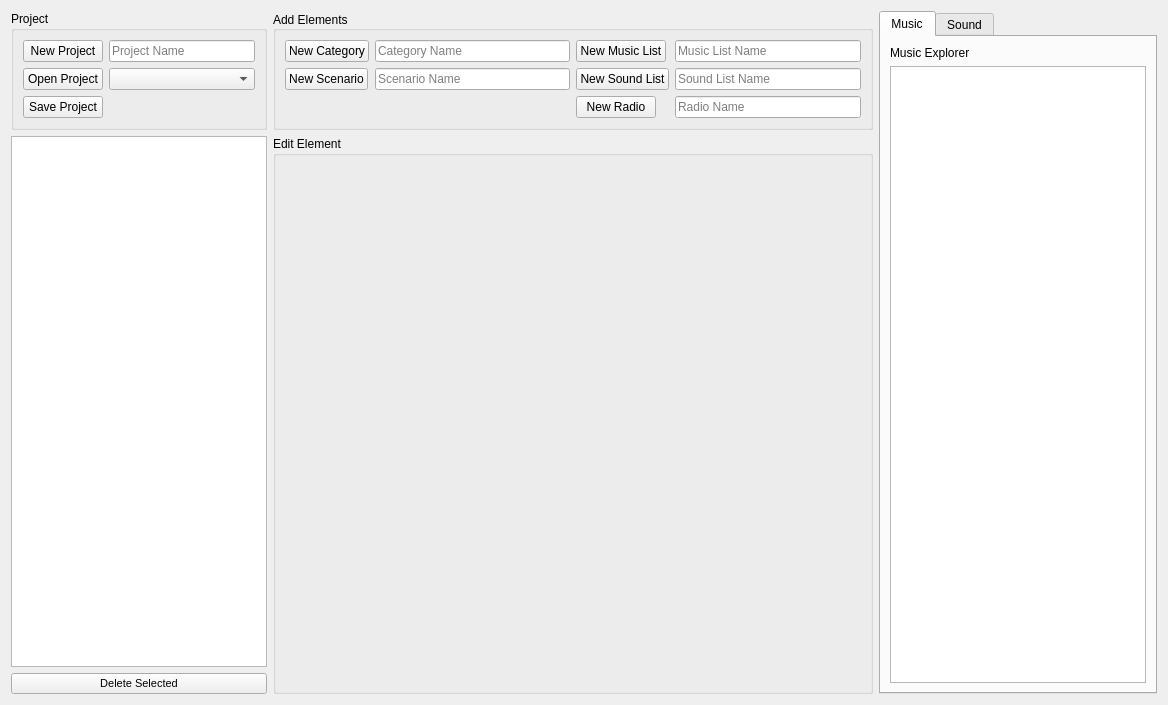
PhilInTheGaps/GM-Companion, file editors/audioeditor.ui: the form before one commit.
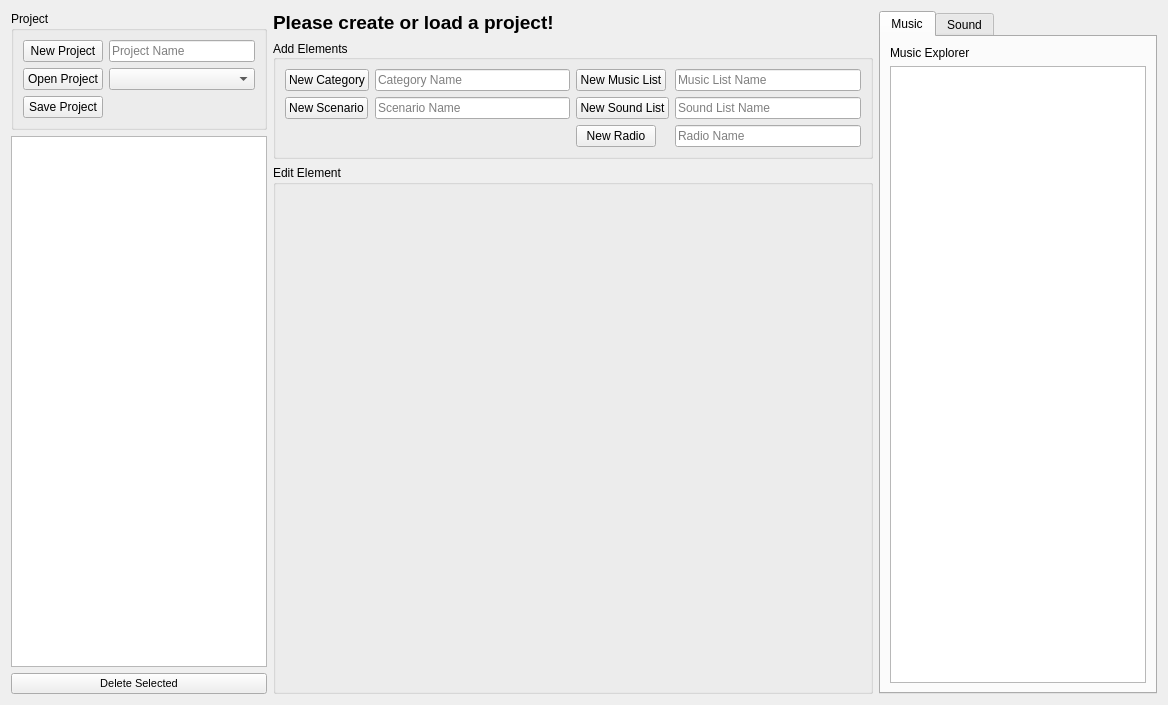
The form after the commit.

```diff
--- a/editors/audioeditor.ui
+++ b/editors/audioeditor.ui
@@ -155,6 +155,32 @@
    </item>
    <item>
     <layout class="QVBoxLayout" name="verticalLayout_5">
+     <item>
+      <widget class="QLabel" name="label_pleaseCreateOrLoadAProject">
+       <property name="sizePolicy">
+        <sizepolicy hsizetype="Preferred" vsizetype="Maximum">
+         <horstretch>0</horstretch>
+         <verstretch>0</verstretch>
+        </sizepolicy>
+       </property>
+       <property name="font">
+        <font>
+         <pointsize>14</pointsize>
+         <weight>75</weight>
+         <italic>false</italic>
+         <bold>true</bold>
+         <underline>false</underline>
+         <strikeout>false</strikeout>
+        </font>
+       </property>
+       <property name="cursor">
+        <cursorShape>ArrowCursor</cursorShape>
+       </property>
+       <property name="text">
+        <string>Please create or load a project!</string>
+       </property>
+      </widget>
+     </item>
      <item>
       <widget class="QGroupBox" name="groupBox_2">
        <property name="sizePolicy">
```
Left out of the diff: 2 changed lines with no effect on the pictures.
